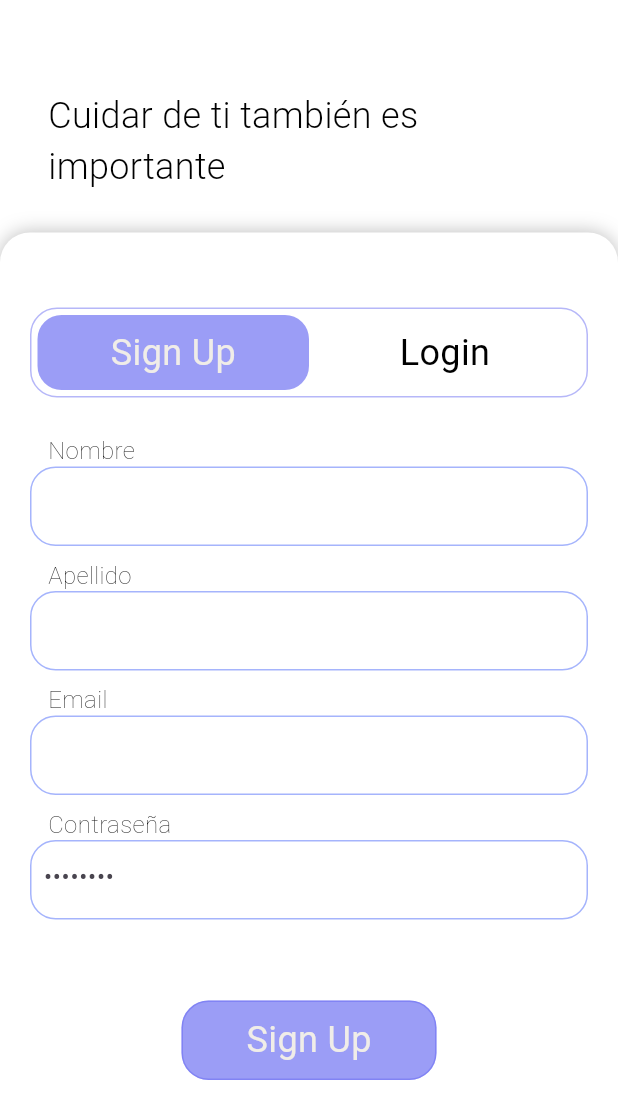
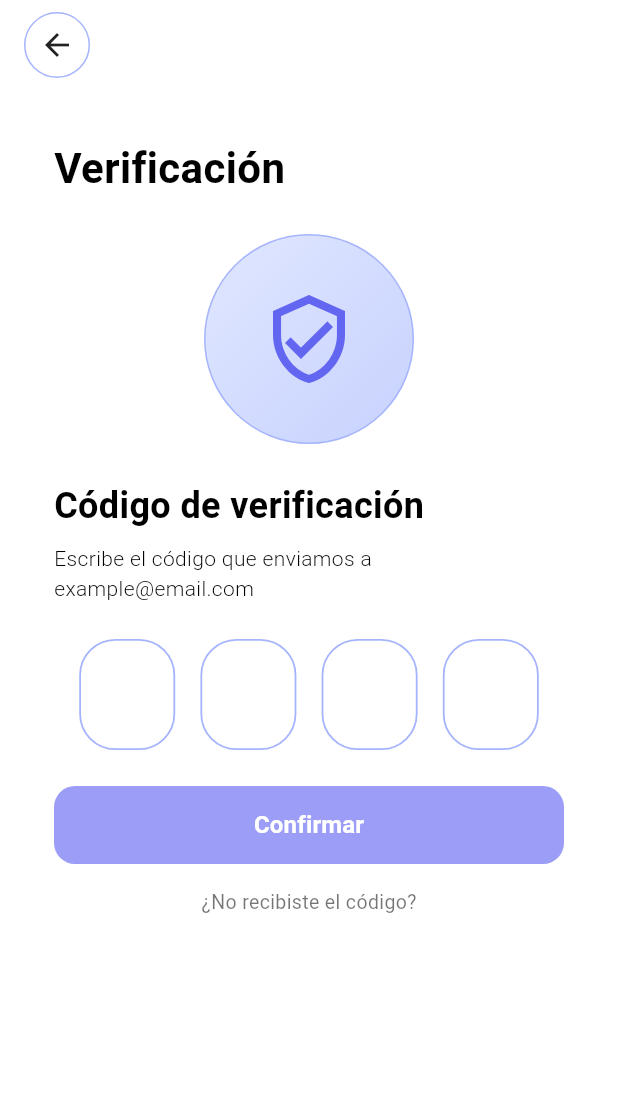
Before and after one commit to jonnvam/Harmoni, a Flutter app: the screen it shows after launch, on a phone screen of 412 x 824 dp. Shown: the top 1119 px of the screen. Run offline on Flutter 3.47's test engine with Material 3 defaults, Android fonts, the phone set to English and light mode, and no system bars; our stand-ins replace carousel_slider, flutter_svg, image_picker, logger, lottie, shared_preferences; Roboto replaces fonts that are missing (Kantumruy Pro).

Commit message:
Ultima version estable

```diff
--- a/lib/main.dart
+++ b/lib/main.dart
@@ -1,5 +1,6 @@
 import 'package:flutter/material.dart';
 import 'package:flutter_application_1/screens/sign_login.dart';
+import 'package:flutter_application_1/screens/verificacion.dart';
 import 'package:intl/date_symbol_data_local.dart'; // 👈 necesario para locales
 import 'package:logger/logger.dart';
 
@@ -19,6 +20,6 @@ class MainApp extends StatelessWidget {
 
   @override
   Widget build(BuildContext context) {
-    return MaterialApp(home: Scaffold(body: SignLoginScreen()));
+    return MaterialApp(home: Scaffold(body: VerificacionScreen()));
   }
 }
--- a/lib/screens/ajustes_screen.dart
+++ b/lib/screens/ajustes_screen.dart
@@ -240,6 +240,30 @@ class _AjustesPerfilState extends State<AjustesPerfil> {
                     ),
                   ],
                 ),
+                SizedBox(height: 20),
+                Row(
+                  mainAxisAlignment: MainAxisAlignment.spaceAround,
+                  children: [
+                    Padding(
+                      padding: const EdgeInsets.only(top: 55, right: 15),
+                      child: Container(
+                        width: 100,
+                        height: 50,
+                        decoration: BoxDecoration(
+                          color: Color.fromRGBO(224, 231, 255, 0.85),
+                          borderRadius: BorderRadius.circular(15),
+                          border: Border.all(color: Colors.white, width: 1),
+                        ),
+                        child: Center(
+                          child: Text(
+                            "Guardar",
+                            style: TextStyles.textEditar,
+                          ),
+                        ),
+                      ),
+                    ),
+                  ],
+                ),
                 SizedBox(height: 200),
               ],
             ),
--- /dev/null
+++ b/lib/screens/verificacion.dart
@@ -0,0 +1,215 @@
+import 'package:flutter/material.dart';
+import 'package:flutter/services.dart';
+import 'package:flutter_application_1/core/app_colors.dart';
+import 'package:flutter_application_1/core/text_styles.dart';
+import 'package:flutter_application_1/screens/sign_login.dart';
+
+class VerificacionScreen extends StatefulWidget {
+  final String email;
+  const VerificacionScreen({super.key, this.email = 'example@email.com'});
+
+  @override
+  State<VerificacionScreen> createState() => _VerificacionScreenState();
+}
+
+class _VerificacionScreenState extends State<VerificacionScreen> {
+  final _controllers = List.generate(4, (_) => TextEditingController());
+  final _focusNodes = List.generate(4, (_) => FocusNode());
+
+  @override
+  void dispose() {
+    for (final c in _controllers) {
+      c.dispose();
+    }
+    for (final f in _focusNodes) {
+      f.dispose();
+    }
+    super.dispose();
+  }
+
+  String get _code => _controllers.map((c) => c.text).join();
+
+  void _onConfirm() {
+    final isValid = _code.length == 4 && RegExp(r'^\d{4}$').hasMatch(_code);
+    if (isValid) {
+      ScaffoldMessenger.of(context).showSnackBar(
+        const SnackBar(content: Text('Código verificado (demo).')),
+      );
+    } else {
+      ScaffoldMessenger.of(context).showSnackBar(
+        const SnackBar(content: Text('Ingresa el código de 4 dígitos.')),
+      );
+    }
+  }
+
+  OutlineInputBorder _otpBorder(Color color) => OutlineInputBorder(
+        borderSide: BorderSide(color: color, width: 1.2),
+        borderRadius: BorderRadius.circular(24),
+      );
+
+  Widget _buildOtpBox(int index) {
+    return SizedBox(
+      width: 64,
+      child: TextField(
+        controller: _controllers[index],
+        focusNode: _focusNodes[index],
+        textAlign: TextAlign.center,
+        style: const TextStyle(fontSize: 28, fontWeight: FontWeight.w600),
+        keyboardType: TextInputType.number,
+        inputFormatters: [FilteringTextInputFormatter.digitsOnly, LengthLimitingTextInputFormatter(1)],
+        decoration: InputDecoration(
+          contentPadding: const EdgeInsets.symmetric(vertical: 16),
+          enabledBorder: _otpBorder(const Color.fromRGBO(165, 180, 252, 1)), // AppColors.borde2 tone
+          focusedBorder: _otpBorder(AppColors.fondo3),
+          filled: true,
+          fillColor: Colors.white,
+        ),
+        onChanged: (val) {
+          if (val.isNotEmpty && index < _focusNodes.length - 1) {
+            _focusNodes[index + 1].requestFocus();
+          } else if (val.isEmpty && index > 0) {
+            _focusNodes[index - 1].requestFocus();
+          }
+          setState(() {});
+        },
+      ),
+    );
+  }
+
+  @override
+  Widget build(BuildContext context) {
+    return Scaffold(
+      backgroundColor: Colors.white,
+      body: SafeArea(
+        child: Padding(
+          padding: const EdgeInsets.symmetric(horizontal: 16, vertical: 8),
+          child: Column(
+            crossAxisAlignment: CrossAxisAlignment.start,
+            children: [
+              // Back button inside a circle
+              InkWell(
+                borderRadius: BorderRadius.circular(24),
+                onTap: () {
+                  // Ir explícitamente a SignLoginScreen
+                  Navigator.of(context).pushAndRemoveUntil(
+                    MaterialPageRoute(builder: (_) => SignLoginScreen()),
+                    (route) => false,
+                  );
+                },
+                child: Container(
+                  width: 44,
+                  height: 44,
+                  decoration: BoxDecoration(
+                    color: Colors.white,
+                    shape: BoxShape.circle,
+                    border: Border.all(color: AppColors.borde2, width: 1),
+                  ),
+                  child: const Icon(Icons.arrow_back, color: Colors.black87),
+                ),
+              ),
+              const SizedBox(height: 16),
+
+              // Outer bordered theme container for the main content
+              Expanded(
+                child: Container(
+                  width: double.infinity,
+                  decoration: BoxDecoration(
+                    color: Colors.white,
+                    borderRadius: BorderRadius.circular(16),
+                    // Se quita el borde morado/lavanda
+                  ),
+                  child: SingleChildScrollView(
+                    padding: const EdgeInsets.symmetric(horizontal: 20, vertical: 24),
+                    child: Column(
+                      crossAxisAlignment: CrossAxisAlignment.center,
+                      children: [
+                        // Title
+                        Align(
+                          alignment: Alignment.centerLeft,
+                          child: Text(
+                            'Verificación',
+                            style: TextStyles.tituloBienvenida.copyWith(fontSize: 28, fontWeight: FontWeight.w700),
+                          ),
+                        ),
+                        const SizedBox(height: 24),
+
+                        // Central illustration: circle with friendly icon
+                        Container(
+                          width: 140,
+                          height: 140,
+                          decoration: BoxDecoration(
+                            shape: BoxShape.circle,
+                            gradient: const LinearGradient(
+                              colors: [
+                                Color.fromRGBO(224, 231, 255, 1),
+                                Color.fromRGBO(199, 210, 254, 1),
+                              ],
+                              begin: Alignment.topLeft,
+                              end: Alignment.bottomRight,
+                            ),
+                            border: Border.all(color: const Color.fromRGBO(165, 180, 252, 1), width: 1),
+                          ),
+                          child: const Center(
+                            child: Icon(Icons.verified_user_outlined, size: 64, color: Color.fromRGBO(99, 102, 241, 1)),
+                          ),
+                        ),
+                        const SizedBox(height: 24),
+
+                        // Subtitle and helper
+                        Align(
+                          alignment: Alignment.centerLeft,
+                          child: Text(
+                            'Código de verificación',
+                            style: TextStyles.textBlackLogin.copyWith(fontWeight: FontWeight.w700),
+                          ),
+                        ),
+                        const SizedBox(height: 8),
+                        Align(
+                          alignment: Alignment.centerLeft,
+                          child: Text(
+                            'Escribe el código que enviamos a ${widget.email}',
+                            style: TextStyles.textDicho.copyWith(fontSize: 14, fontWeight: FontWeight.w300),
+                          ),
+                        ),
+                        const SizedBox(height: 24),
+
+                        // OTP boxes
+                        Row(
+                          mainAxisAlignment: MainAxisAlignment.spaceEvenly,
+                          children: List.generate(4, _buildOtpBox),
+                        ),
+                        const SizedBox(height: 24),
+
+                        // Confirm button
+                        SizedBox(
+                          width: double.infinity,
+                          height: 52,
+                          child: ElevatedButton(
+                            style: ElevatedButton.styleFrom(
+                              backgroundColor: AppColors.fondo3,
+                              shape: RoundedRectangleBorder(borderRadius: BorderRadius.circular(14)),
+                              elevation: 0,
+                            ),
+                            onPressed: _onConfirm,
+                            child: const Text('Confirmar', style: TextStyle(color: Colors.white, fontSize: 16, fontWeight: FontWeight.w600)),
+                          ),
+                        ),
+
+                        const SizedBox(height: 16),
+                        // Secondary help text
+                        Text(
+                          '¿No recibiste el código?',
+                          style: TextStyles.textDicho.copyWith(fontSize: 13, color: Colors.black54),
+                        ),
+                      ],
+                    ),
+                  ),
+                ),
+              ),
+            ],
+          ),
+        ),
+      ),
+    );
+  }
+}
```
Also changed, not shown: assets/images/aceptar.svg (added).
